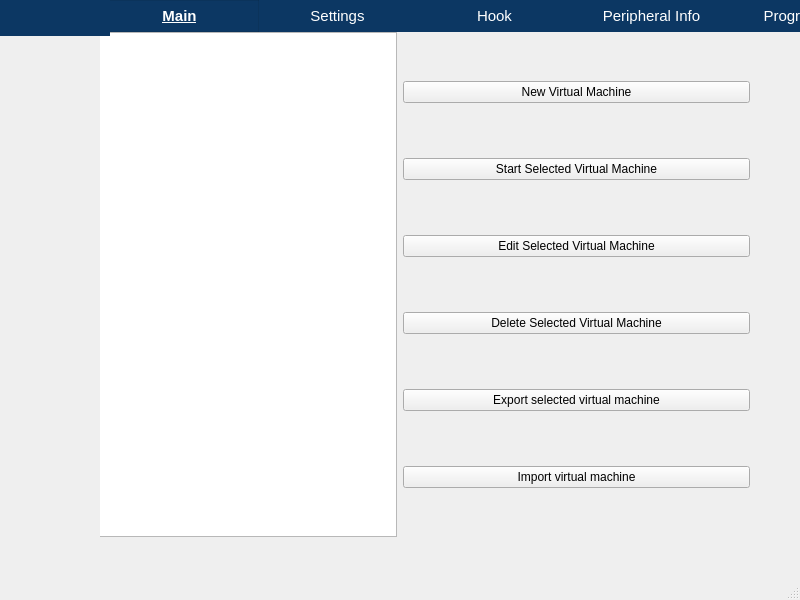
First picture: the form in ui/Main.ui, repository wjqsec/EmuGUI, before the edit.
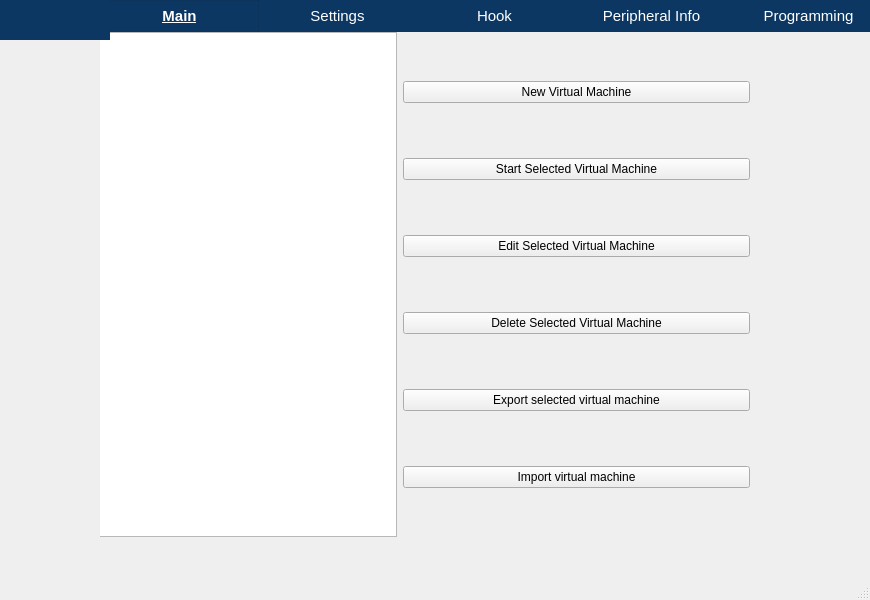
Second picture: the form after the edit. Icons and pictures are not drawn.

```diff
--- a/ui/Main.ui
+++ b/ui/Main.ui
@@ -6,7 +6,7 @@
    <rect>
     <x>0</x>
     <y>0</y>
-    <width>800</width>
+    <width>870</width>
     <height>600</height>
    </rect>
   </property>
@@ -1728,7 +1728,7 @@
       <x>0</x>
       <y>0</y>
       <width>110</width>
-      <height>36</height>
+      <height>40</height>
      </rect>
     </property>
     <property name="text">
```
